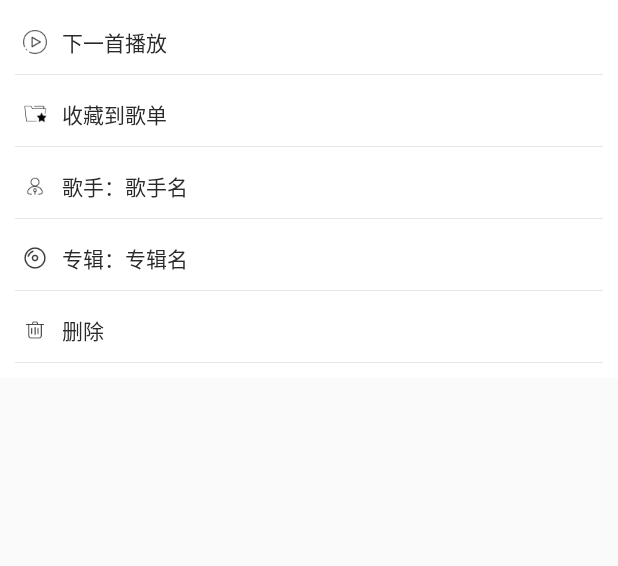
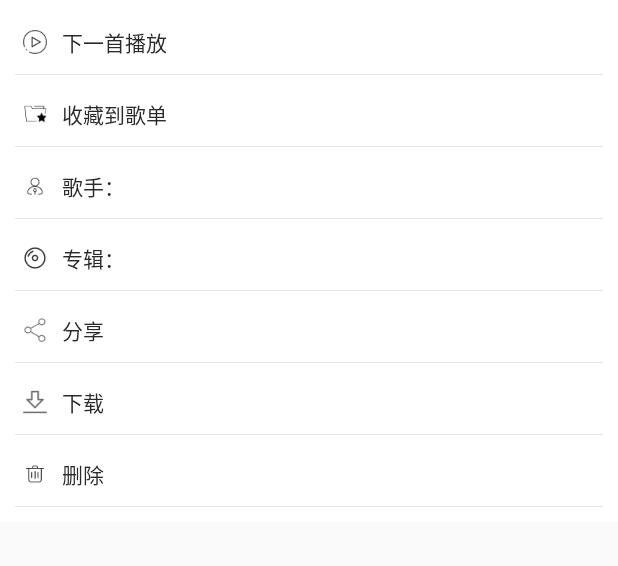
Before and after one commit to Enjoylone1y/Ez-Music, an Android app: the layout popu_music_menu.xml on its own in the app's theme, with its tools: preview values and no code run, on a phone screen of 412 x 824 dp, the part 44-610 px from its top. Run offline under Robolectric (Android 15) with nearby library versions, the light colour scheme and no system bars.

Commit message:
界面优化

```diff
--- a/app/src/main/java/com/ezreal/huanting/adapter/OnlineItemAdapter.kt
+++ b/app/src/main/java/com/ezreal/huanting/adapter/OnlineItemAdapter.kt
@@ -5,6 +5,7 @@ import com.ezreal.huanting.R
 import com.ezreal.huanting.http.baidu.RankBillSearchResult.BillSongBean
 
 /**
+ * 在线音乐页面 item 适配器
  * Created by wudeng on 2018/2/1.
  */
 
--- a/app/src/main/java/com/ezreal/huanting/fragment/MusicCoverFragment.kt
+++ b/app/src/main/java/com/ezreal/huanting/fragment/MusicCoverFragment.kt
@@ -51,8 +51,8 @@ class MusicCoverFragment : Fragment() {
     }
 
     private fun initEvent(){
-        mIvCollect.setOnClickListener {
-            Log.e("CoverFragment","mIvCollect click")
+        mIvLove.setOnClickListener {
+            Log.e("CoverFragment","mIvLove click")
         }
 
         mIvCommon.setOnClickListener {
--- a/app/src/main/res/layout/fragment_music_cover.xml
+++ b/app/src/main/res/layout/fragment_music_cover.xml
@@ -19,12 +19,12 @@
         android:orientation="horizontal">
 
         <ImageView
-            android:id="@+id/mIvCollect"
+            android:id="@+id/mIvLove"
             android:layout_width="0dp"
             android:layout_weight="1"
             android:layout_height="20dp"
             android:scaleType="centerInside"
-            android:src="@mipmap/ic_list_col"/>
+            android:src="@mipmap/ic_not_love"/>
 
         <ImageView
             android:id="@+id/mIvCommon"
--- a/app/src/main/res/layout/popu_music_menu.xml
+++ b/app/src/main/res/layout/popu_music_menu.xml
@@ -120,7 +120,6 @@
             android:layout_toRightOf="@+id/tv3"
             android:layout_width="wrap_content"
             android:layout_height="wrap_content"
-            android:text="@string/tv_singer_name"
             android:textColor="@color/color_black"
             android:textSize="14sp"/>
     </RelativeLayout>
@@ -161,9 +160,73 @@
             android:layout_toRightOf="@+id/tv4"
             android:layout_width="wrap_content"
             android:layout_height="wrap_content"
-            android:text="@string/tv_album_name"
             android:textColor="@color/color_black"
             android:textSize="14sp"/>
+    </RelativeLayout>
+
+    <View
+        android:layout_marginTop="5dp"
+        android:layout_width="match_parent"
+        android:layout_height="0.1dp"
+        android:background="@color/color_light_gray"/>
+
+    <RelativeLayout
+        android:id="@+id/mLayoutShare"
+        android:layout_width="match_parent"
+        android:layout_height="wrap_content"
+        android:layout_marginTop="10dp"
+        android:padding="5dp">
+
+        <ImageView
+            android:id="@+id/iv5"
+            android:layout_width="16dp"
+            android:layout_height="16dp"
+            android:scaleType="centerInside"
+            android:src="@mipmap/ic_share"
+            android:layout_centerVertical="true"/>
+
+        <TextView
+            android:layout_toRightOf="@+id/iv5"
+            android:layout_marginLeft="10dp"
+            android:layout_width="wrap_content"
+            android:layout_height="wrap_content"
+            android:textColor="@color/color_black"
+            android:text="@string/tv_share"
+            android:textSize="14sp"
+            android:layout_centerVertical="true"/>
+    </RelativeLayout>
+
+    <View
+        android:layout_marginTop="5dp"
+        android:layout_width="match_parent"
+        android:layout_height="0.1dp"
+        android:background="@color/color_light_gray"/>
+
+
+    <RelativeLayout
+        android:id="@+id/mLayoutDownload"
+        android:layout_width="match_parent"
+        android:layout_height="wrap_content"
+        android:layout_marginTop="10dp"
+        android:padding="5dp">
+
+        <ImageView
+            android:id="@+id/iv6"
+            android:layout_width="16dp"
+            android:layout_height="16dp"
+            android:scaleType="centerInside"
+            android:src="@mipmap/ic_download_min"
+            android:layout_centerVertical="true"/>
+
+        <TextView
+            android:layout_toRightOf="@+id/iv6"
+            android:layout_marginLeft="10dp"
+            android:layout_width="wrap_content"
+            android:layout_height="wrap_content"
+            android:textColor="@color/color_black"
+            android:text="@string/tv_download"
+            android:textSize="14sp"
+            android:layout_centerVertical="true"/>
     </RelativeLayout>
 
     <View
@@ -181,7 +244,7 @@
         android:padding="5dp">
 
         <ImageView
-            android:id="@+id/iv5"
+            android:id="@+id/iv7"
             android:layout_width="16dp"
             android:layout_height="16dp"
             android:scaleType="centerInside"
@@ -189,7 +252,7 @@
             android:layout_centerVertical="true"/>
 
         <TextView
-            android:layout_toRightOf="@+id/iv5"
+            android:layout_toRightOf="@+id/iv7"
             android:layout_marginLeft="10dp"
             android:layout_width="wrap_content"
             android:layout_height="wrap_content"
--- a/app/src/main/res/values/strings.xml
+++ b/app/src/main/res/values/strings.xml
@@ -37,4 +37,6 @@
     <string name="tv_new_music">最新音乐</string>
     <string name="tv_music_bill">音乐榜单</string>
     <string name="time_zero">00:00</string>
+    <string name="tv_download">下载</string>
+    <string name="tv_share">分享</string>
 </resources>
```
Also changed, not shown: app/src/main/res/mipmap-xhdpi/ic_download_min.png (added), app/src/main/res/mipmap-xhdpi/ic_have_love.png (added), app/src/main/res/mipmap-xhdpi/ic_not_love.png (added), app/src/main/res/mipmap-xhdpi/ic_share.png (added).
